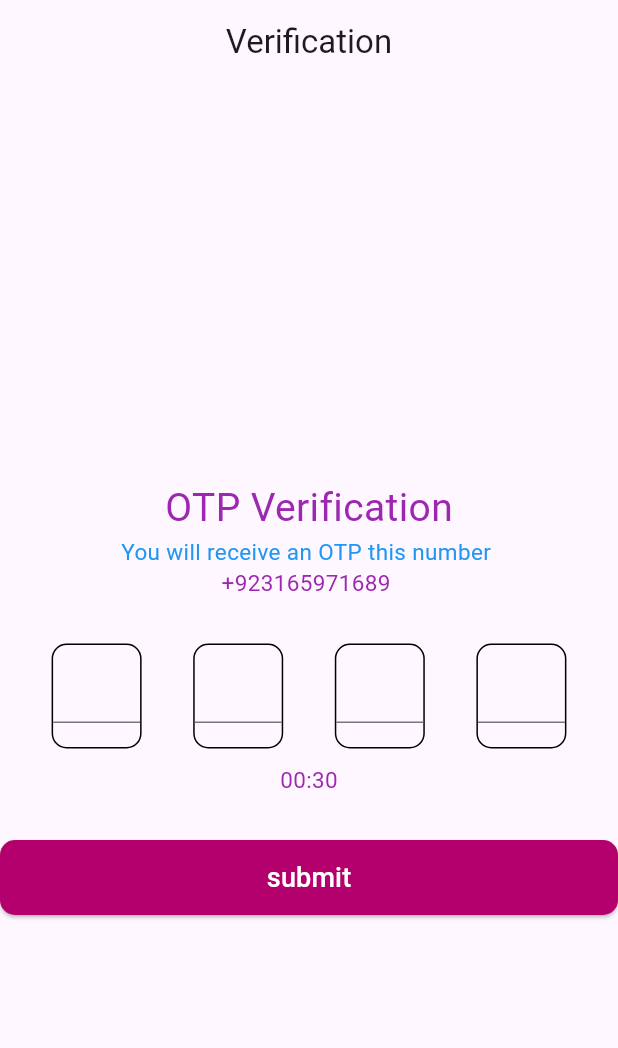
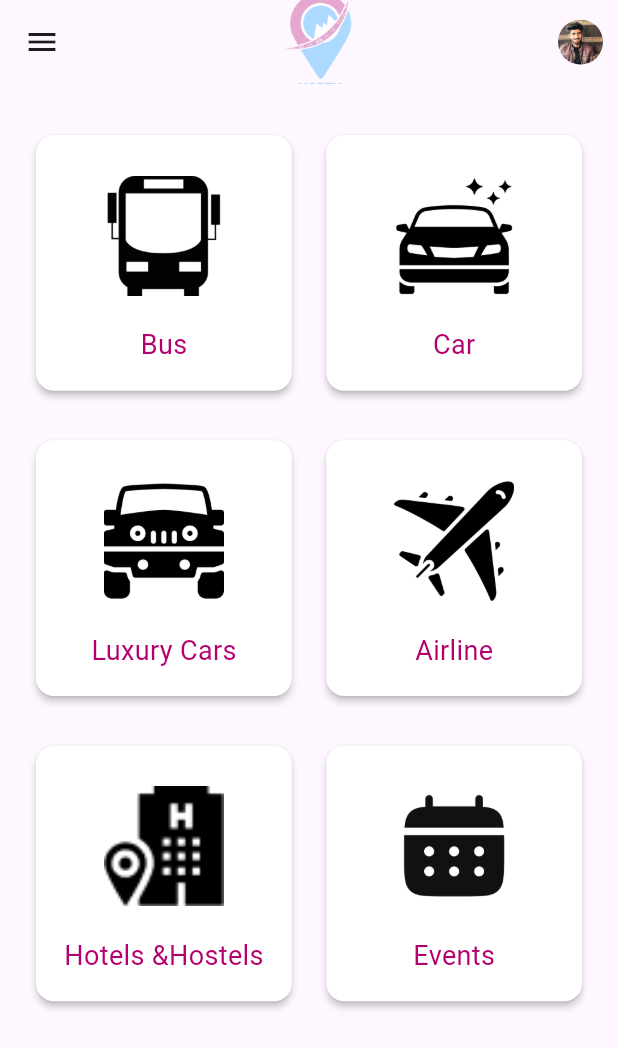
Before and after one commit to SaleemShah9266/NorthBooking-App, a Flutter app: the OTPScreen screen opened directly, after a tap on "submit", on a phone screen of 412 x 824 dp. Shown: the top 1048 px of the screen. Run offline on Flutter 3.47's test engine with Material 3 defaults, Android fonts, the phone set to English and light mode, and no system bars; our stand-ins replace google_fonts; Roboto replaces fonts that are missing (Abel).

Commit message:
home screen in progress

```diff
--- a/northbooking app/lib/screens/OTpscreen.dart
+++ b/northbooking app/lib/screens/OTpscreen.dart
@@ -1,5 +1,6 @@
 import 'package:flutter/material.dart';
 import 'package:google_fonts/google_fonts.dart';
+import 'package:testapp/screens/home.dart';
 
 class OTPScreen extends StatefulWidget {
   const OTPScreen({Key? key}) : super(key: key);
@@ -89,7 +90,10 @@ class _OTPScreenState extends State<OTPScreen> {
                     ),
                   ),
                   onPressed: () {
-                    // Implement your sign in logic here
+                    Navigator.push(
+                      context,
+                      MaterialPageRoute(builder: (context) => HomeScreen()),
+                    );
                   },
                   child: Text(
                     'submit',
--- /dev/null
+++ b/northbooking app/lib/screens/home.dart
@@ -0,0 +1,141 @@
+import 'package:flutter/material.dart';
+import 'package:google_fonts/google_fonts.dart';
+
+class HomeScreen extends StatefulWidget {
+  const HomeScreen({Key? key}) : super(key: key);
+
+  @override
+  State<HomeScreen> createState() => _HomeScreenState();
+}
+
+class _HomeScreenState extends State<HomeScreen> {
+  List<String> imagePaths = [
+    'assets/images/bus.png',
+    'assets/images/car.png',
+    'assets/images/luxary.png',
+    'assets/images/plan.png',
+    'assets/images/hotel.png',
+    'assets/images/event.png',
+  ];
+
+  List<String> texts = [
+    'Bus',
+    'Car',
+    'Luxury Cars',
+    'Airline',
+    'Hotels &Hostels',
+    'Events',
+  ];
+
+  @override
+  Widget build(BuildContext context) {
+    return MaterialApp(
+      home: Scaffold(
+        appBar: AppBar(
+          title: Flexible(
+            child: Center(
+              child: Opacity(
+                opacity: 0.5, // Set opacity to 50%
+                child: Image.asset(
+                  'assets/images/logo.png',
+                  width: 250,
+                  height: 250,
+                ),
+              ),
+            ),
+          ),
+          actions: [
+            CircleAvatar(
+              radius: 15,
+              backgroundImage: AssetImage(
+                  'assets/images/profile.jpeg'), // Change to the path of your profile picture
+            ),
+            SizedBox(width: 10),
+          ],
+        ),
+        drawer: Drawer(
+          child: ListView(
+            padding: EdgeInsets.zero,
+            children: <Widget>[
+              DrawerHeader(
+                child: Column(
+                  crossAxisAlignment: CrossAxisAlignment.start,
+                  children: [
+                    CircleAvatar(
+                      radius: 30,
+                      backgroundImage: AssetImage(
+                          'assets/images/profile.jpeg'), // Change to the path of your profile picture
+                    ),
+                    SizedBox(height: 10),
+                    Text(
+                      'Saleem',
+                      style: GoogleFonts.abel(
+                        fontSize: 16, // Font size 16
+                        color: Color(0xFFB3006D), // Blue color
+                      ),
+                    ),
+                  ],
+                ),
+                decoration: BoxDecoration(
+                  color: Colors.white,
+                ),
+              ),
+              ListTile(
+                title: Text('Setting'),
+                onTap: () {
+                  // Update UI or navigate to a new screen
+                },
+              ),
+              ListTile(
+                title: Text('Notification'),
+                onTap: () {},
+              ),
+            ],
+          ),
+        ),
+        body: GridView.builder(
+          padding: EdgeInsets.only(
+            right: 20,
+            left: 20,
+            top: 30,
+          ),
+          itemCount: imagePaths.length, // Use the length of the imagePaths list
+          gridDelegate: SliverGridDelegateWithFixedCrossAxisCount(
+            crossAxisCount: 2,
+            crossAxisSpacing: 15,
+            mainAxisSpacing: 25,
+          ),
+          itemBuilder: (BuildContext context, int index) {
+            return Card(
+              color: Colors.white,
+              elevation: 2,
+              child: Column(
+                mainAxisAlignment: MainAxisAlignment.center,
+                children: [
+                  Container(
+                    width: 100,
+                    height: 100,
+                    padding: EdgeInsets.all(10), // Add padding around the image
+                    child: Image.asset(
+                      imagePaths[
+                          index], // Use the image path at the current index
+                      fit: BoxFit.cover,
+                    ),
+                  ),
+                  SizedBox(height: 10),
+                  Text(
+                    texts[index], // Use the text at the current index
+                    style: GoogleFonts.aBeeZee(
+                      fontSize: 18, // Font size 16
+                      color: Color(0xFFB3006D), // Blue color
+                    ),
+                  ),
+                ],
+              ),
+            );
+          },
+        ),
+      ),
+    );
+  }
+}
```
Also changed, not shown: northbooking app/assets/images/bus.png (added), northbooking app/assets/images/car.png (added), northbooking app/assets/images/event.png (added), northbooking app/assets/images/hotel.png (added), northbooking app/assets/images/image 1.png (added), northbooking app/assets/images/luxary.png (added), northbooking app/assets/images/plan.png (added), northbooking app/assets/images/profile.jpeg (added).
